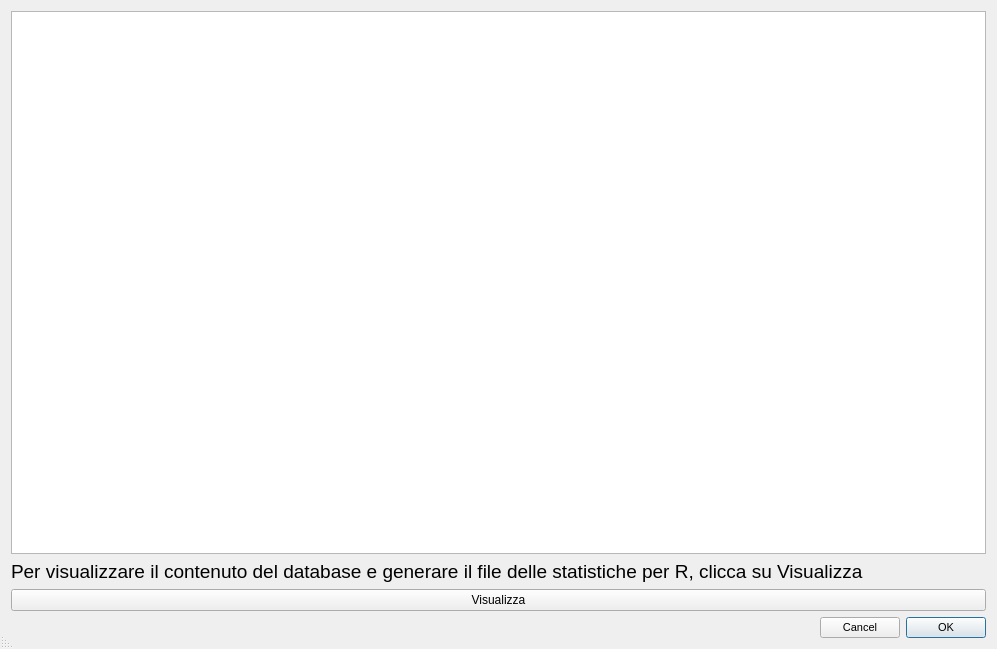
The window that c++/02_menu_refactoring/menu_project/visualizza.ui (alessan10/c19-1) describes before a commit, drawn with Qt 5.
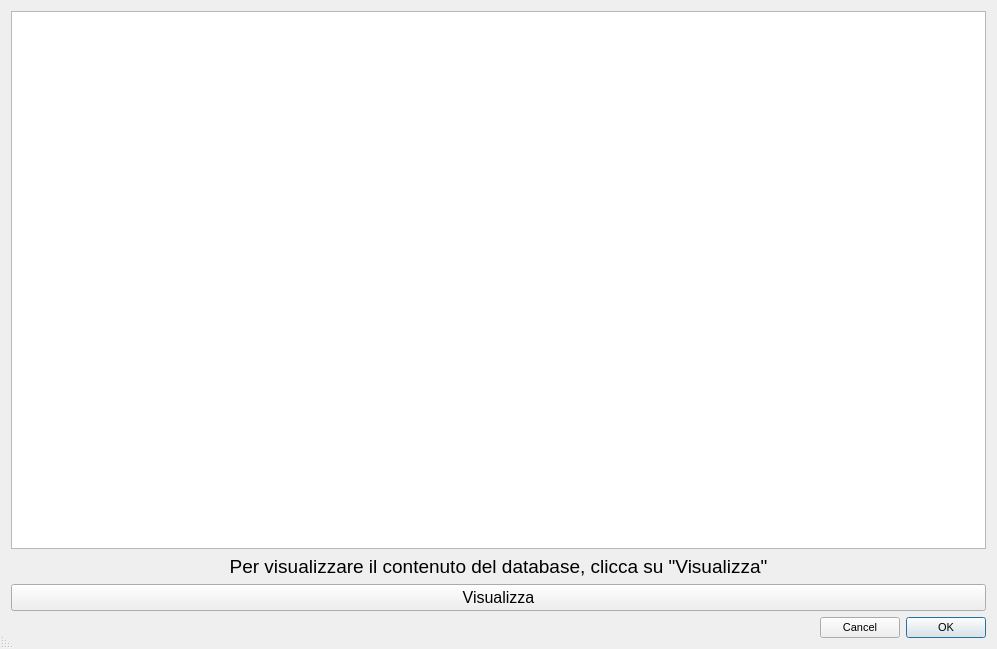
The same window after the commit.

Commit message: [C++] R file generator moved from visualizza to stats

```diff
--- a/c++/02_menu_refactoring/menu_project/visualizza.ui
+++ b/c++/02_menu_refactoring/menu_project/visualizza.ui
@@ -41,12 +41,20 @@
       <enum>Qt::LeftToRight</enum>
      </property>
      <property name="text">
-      <string>Per visualizzare il contenuto del database e generare il file delle statistiche per R, clicca su Visualizza</string>
+      <string>Per visualizzare il contenuto del database, clicca su &quot;Visualizza&quot;</string>
+     </property>
+     <property name="alignment">
+      <set>Qt::AlignCenter</set>
      </property>
     </widget>
    </item>
    <item>
     <widget class="QPushButton" name="pushButton">
+     <property name="font">
+      <font>
+       <pointsize>12</pointsize>
+      </font>
+     </property>
      <property name="layoutDirection">
       <enum>Qt::LeftToRight</enum>
      </property>
```
The commit also changes 5 other files.
